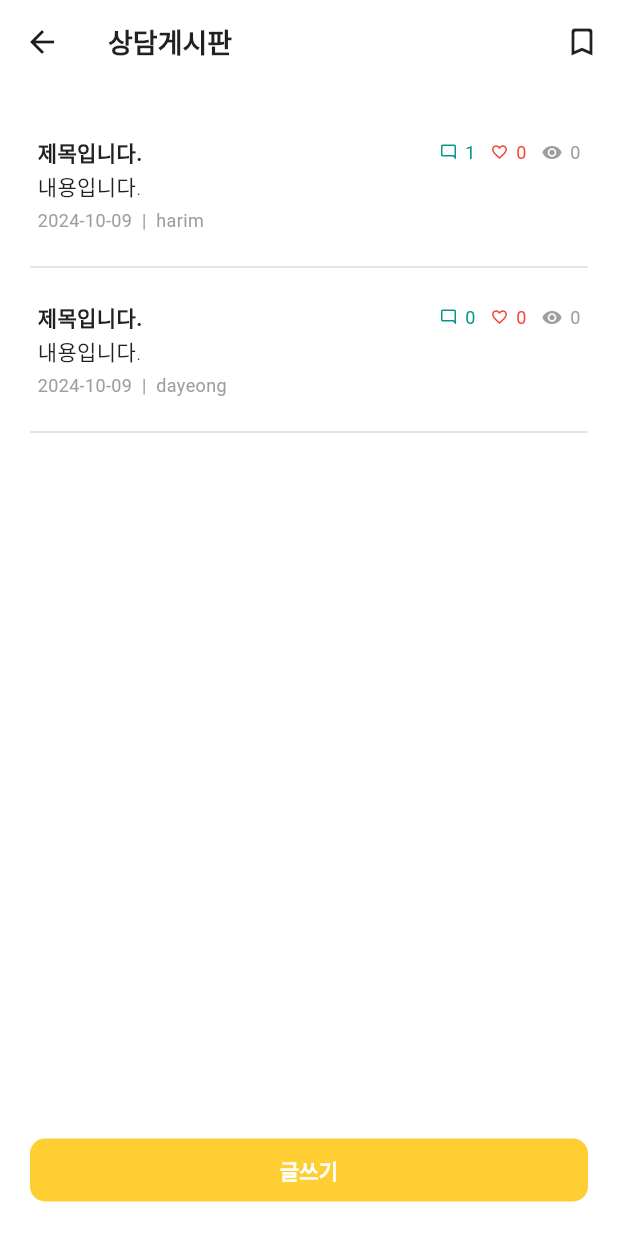
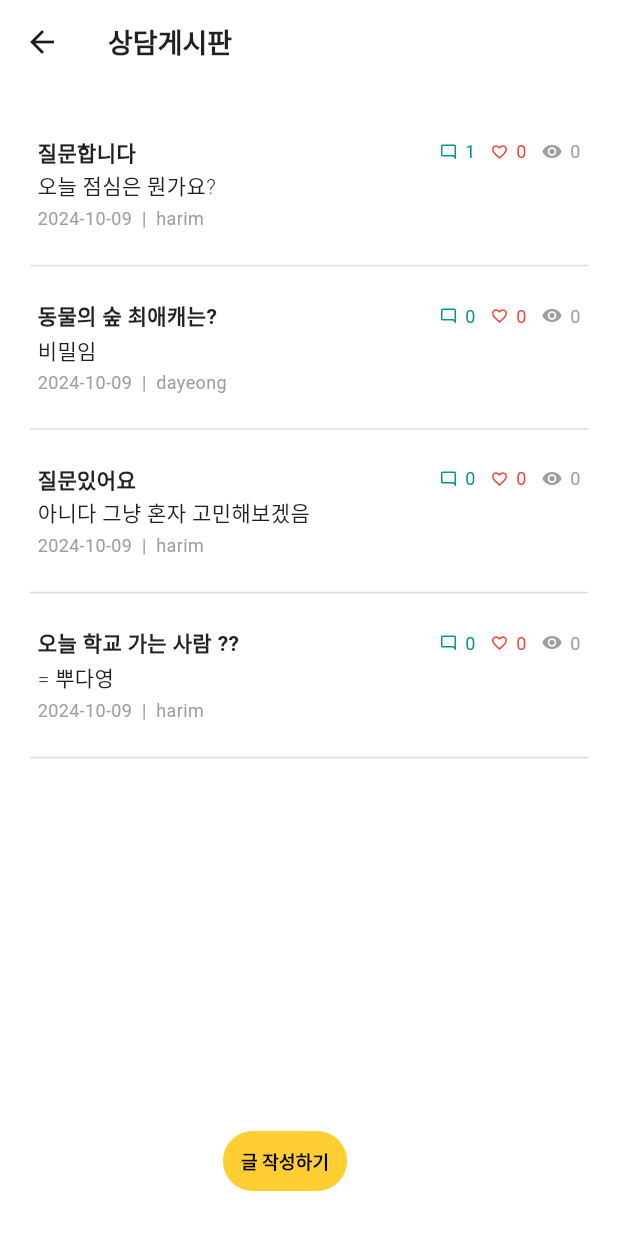
Before and after one commit to jhrchicken/DoctorViewApp, a Flutter app: the screen it shows after launch, item 4 of the bottom bar chosen, after a tap on "상담게시판", on a phone screen of 412 x 824 dp. Run offline on Flutter 3.47's test engine with Material 3 defaults, Android fonts, the light colour scheme and no system bars; accounts and stored records are empty; Roboto replaces fonts that are missing (Pretendard).

Commit message:
Design: 게시판 메인, 목록 수정

```diff
--- a/lib/providers/board_provider.dart
+++ b/lib/providers/board_provider.dart
@@ -3,7 +3,7 @@ import 'package:flutter/material.dart';
 
 class BoardProvider extends ChangeNotifier {
   // 게시판 일련번호 시퀀스
-  int _seqBoardIdx = 5;
+  int _seqBoardIdx = 12;
 
   // 게시판 더미데이터
   final List<Board> _boardList = [
@@ -11,8 +11,8 @@ class BoardProvider extends ChangeNotifier {
       boardIdx: 1,
       boardName: 'freeboard',
       postdate: DateTime.now(),
-      title: '제목입니다.',
-      content: '내용입니다.',
+      title: '오늘 점심',
+      content: '마라탕',
       visitcount: 0,
       writerRef: 'leehr',
     ),
@@ -20,8 +20,8 @@ class BoardProvider extends ChangeNotifier {
       boardIdx: 2,
       boardName: 'qnaboard',
       postdate: DateTime.now(),
-      title: '제목입니다.',
-      content: '내용입니다.',
+      title: '질문합니다',
+      content: '오늘 점심은 뭔가요?',
       visitcount: 0,
       writerRef: 'harim',
     ),
@@ -29,19 +29,82 @@ class BoardProvider extends ChangeNotifier {
       boardIdx: 3,
       boardName: 'freeboard',
       postdate: DateTime.now(),
-      title: '제목입니다.',
-      content: '내용입니다.',
+      title: '아잠만',
+      content: '아잠만 아니거든요?',
       visitcount: 0,
       writerRef: 'harim',
     ),
     Board(
       boardIdx: 4,
+      boardName: 'freeboard',
+      postdate: DateTime.now(),
+      title: '에스파 다섯명이야 누구게?',
+      content: '너?',
+      visitcount: 0,
+      writerRef: 'harim',
+    ),
+    Board(
+      boardIdx: 5,
       boardName: 'qnaboard',
       postdate: DateTime.now(),
-      title: '제목입니다.',
-      content: '내용입니다.',
+      title: '동물의 숲 최애캐는?',
+      content: '비밀임',
       visitcount: 0,
       writerRef: 'dayeong',
+    ),
+    Board(
+      boardIdx: 6,
+      boardName: 'qnaboard',
+      postdate: DateTime.now(),
+      title: '질문있어요',
+      content: '아니다 그냥 혼자 고민해보겠음',
+      visitcount: 0,
+      writerRef: 'harim',
+    ),
+    Board(
+      boardIdx: 7,
+      boardName: 'qnaboard',
+      postdate: DateTime.now(),
+      title: '오늘 학교 가는 사람 ??',
+      content: '= 뿌다영',
+      visitcount: 0,
+      writerRef: 'harim',
+    ),
+    Board(
+      boardIdx: 8,
+      boardName: 'freeboard',
+      postdate: DateTime.now(),
+      title: '오늘 점심 뭐냐면',
+      content: '텐동',
+      visitcount: 0,
+      writerRef: 'dayoeng',
+    ),
+    Board(
+      boardIdx: 9,
+      boardName: 'freeboard',
+      postdate: DateTime.now(),
+      title: '네~모',
+      content: '세~모',
+      visitcount: 0,
+      writerRef: 'dayoeng',
+    ),
+    Board(
+      boardIdx: 10,
+      boardName: 'freeboard',
+      postdate: DateTime.now(),
+      title: '곱창전골 기대된다',
+      content: '맛있겠다',
+      visitcount: 0,
+      writerRef: 'dayoeng',
+    ),
+    Board(
+      boardIdx: 11,
+      boardName: 'freeboard',
+      postdate: DateTime.now(),
+      title: '내 앞에',
+      content: '뿌진스',
+      visitcount: 0,
+      writerRef: 'dayoeng',
     ),
   ];
 
--- a/lib/providers/member_provider.dart
+++ b/lib/providers/member_provider.dart
@@ -78,6 +78,7 @@ class MemberProvider extends ChangeNotifier {
       return null;
     }
   }
+
 
   // 로그아웃
   void logoutMember() {
--- a/lib/screens/board/board_list_screen.dart
+++ b/lib/screens/board/board_list_screen.dart
@@ -4,7 +4,7 @@ import 'package:doctorviewapp/providers/board_provider.dart';
 import 'package:doctorviewapp/screens/board/board_write_screen.dart';
 import 'package:doctorviewapp/theme/colors.dart';
 import 'package:doctorviewapp/widgets/board/board_item_widget.dart';
-import 'package:doctorviewapp/widgets/common/primary_button.dart';
+import 'package:doctorviewapp/widgets/common/secondary_button.dart';
 import 'package:flutter/material.dart';
 import 'package:provider/provider.dart';
 
@@ -40,15 +40,6 @@ class _BoardListScreenState extends State<BoardListScreen> {
               '상담게시판',
               style: CustomTextStyles.appbarText,
             ),
-
-        actions: [
-          IconButton(
-            icon: Icon(Icons.bookmark_border_rounded, color: Colors.grey[900]),
-            onPressed: () {
-              // 아이콘 버튼 클릭 시 동작
-            },
-          ),
-        ],
       ),
 
       body: SingleChildScrollView(
@@ -85,11 +76,13 @@ class _BoardListScreenState extends State<BoardListScreen> {
         ),
       ),
 
-      // 화면 하단 버튼
-      bottomNavigationBar: Padding(
-        padding: const EdgeInsets.all(20),
-        child: PrimaryButton(
-          text: '글쓰기',
+      // 글 작성하기 버튼
+      floatingActionButton: Align(
+        alignment: Alignment.bottomCenter,
+        child: Padding(
+          padding: const EdgeInsets.only(bottom: 10),
+          child: SecondaryButton(
+            text: '글 작성하기',
             onPressed: () {
               Navigator.push(
                 context,
@@ -103,6 +96,7 @@ class _BoardListScreenState extends State<BoardListScreen> {
             color: pointColor1,
           ),
         ),
+      ),
     );
   }
 }
--- a/lib/screens/board/board_main_screen.dart
+++ b/lib/screens/board/board_main_screen.dart
@@ -1,3 +1,4 @@
+import 'package:doctorviewapp/main.dart';
 import 'package:doctorviewapp/screens/board/board_list_screen.dart';
 import 'package:doctorviewapp/theme/colors.dart';
 import 'package:flutter/material.dart';
@@ -14,64 +15,68 @@ class _BoardMainScreenState extends State<BoardMainScreen> {
   @override
   Widget build(BuildContext context) {
     return Scaffold(
+      // 상단 바
       appBar: AppBar(
-        leading: IconButton(
-          onPressed: () {
-            Navigator.pop(context);
-          },
-          icon: const Icon(
-            Icons.arrow_back,
-            color: Colors.white,
-            ),
+        backgroundColor: Colors.white,
+        title: Container(
+          alignment: Alignment.center,
+          child: Text(
+            '게시판',
+            style: CustomTextStyles.appbarText,
+          ),
         ),
-        title: const Text(
-          '게시판',
-          style:  TextStyle(color: Colors.white)
-        ),
-        backgroundColor: pointColor2,
       ),
+
 
       body: Center(
         child: Column(
           mainAxisAlignment: MainAxisAlignment.start,
           children: [
+            Divider(
+              color: Colors.grey[300],
+            ),
+            const SizedBox(
+              height: 10,
+            ),
             // 자유게시판 바로가기
             GestureDetector(
               onTap: () {
                 Navigator.push(
                   context,
                   MaterialPageRoute(
-                    builder: (context) => const BoardListScreen(boardName: 'freeboard')),
+                    builder: (context) => const BoardListScreen(boardName: 'freeboard')
+                  ),
                 );
               },
               child: Container(
-                padding: const EdgeInsets.all(20),
+                padding: const EdgeInsets.symmetric(
+                  vertical: 15,
+                  horizontal: 30
+                ),
                 decoration: const BoxDecoration(
                   color: Colors.white,
-                  border: Border(
-                    bottom: BorderSide(color: border),
-                  ),
                 ),
-                child: const Row(
+                child: Row(
                   children: [
                     Icon(
-                      Icons.menu_book_rounded,
-                      size: 18,
-                      color: gray600,
+                      Icons.article_rounded,
+                      size: 20,
+                      color: Colors.grey[500],
                     ),
-                    SizedBox(width: 10),
+                    const SizedBox(
+                      width: 20,
+                    ),
                     Text(
                       '자유게시판',
                       style: TextStyle(
-                        fontSize: 14,
-                        color: gray600,
+                        fontSize: 16,
+                        color: Colors.grey[900],
                       ),
                     ),
                   ],
                 ),
               ),
             ),
-
             // 상담게시판 바로가기
             GestureDetector(
               onTap: () {
@@ -82,26 +87,27 @@ class _BoardMainScreenState extends State<BoardMainScreen> {
                 );
               },
               child: Container(
-                padding: const EdgeInsets.all(20),
-                decoration: const BoxDecoration(
+                padding: const EdgeInsets.symmetric(
+                  vertical: 15,
+                  horizontal: 30
+                ),                decoration: const BoxDecoration(
                   color: Colors.white,
-                  border: Border(
-                    bottom: BorderSide(color: border),
-                  ),
                 ),
-                child: const Row(
+                child: Row(
                   children: [
                     Icon(
-                      Icons.question_answer_rounded,
-                      size: 18,
-                      color: gray600,
+                      Icons.question_answer_outlined,
+                      size: 20,
+                      color: Colors.grey[500],
                     ),
-                    SizedBox(width: 10),
+                    const SizedBox(
+                      width: 20,
+                    ),
                     Text(
                       '상담게시판',
                       style: TextStyle(
-                        fontSize: 14,
-                        color: gray600,
+                        fontSize: 16,
+                        color: Colors.grey[900],
                       ),
                     ),
                   ],
--- a/lib/screens/board/board_view_screen.dart
+++ b/lib/screens/board/board_view_screen.dart
@@ -3,6 +3,7 @@ import 'package:doctorviewapp/models/comment.dart';
 import 'package:doctorviewapp/providers/board_provider.dart';
 import 'package:doctorviewapp/providers/comment_provider.dart';
 import 'package:doctorviewapp/theme/colors.dart';
+import 'package:doctorviewapp/widgets/board/board_detail_widget.dart';
 import 'package:doctorviewapp/widgets/board/comment_item_widget.dart';
 import 'package:flutter/material.dart';
 import 'package:provider/provider.dart';
@@ -59,7 +60,7 @@ class _BoardViewScreenState extends State<BoardViewScreen> {
                 decoration: const BoxDecoration(
                   color: Colors.white,
                 ),
-                child: BoardViewScreen(
+                child: BoardDetailWidget(
                   boardIdx: board.boardIdx
                 ),
               ),
```
Lines whose indentation alone changed are shown as unchanged.
